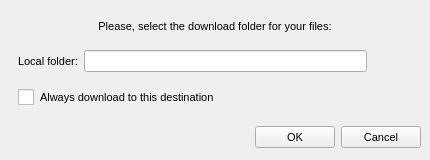
The window that Source/MEGASync/gui/linux/DownloadFromMegaDialog.ui (meganz/MEGAsync) describes before a commit, drawn with Qt 5.
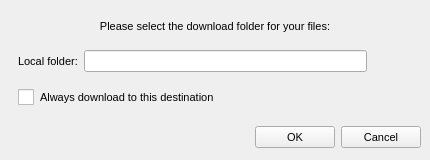
The same window after the commit. Icons and pictures are not drawn.

Patch:
```diff
--- a/Source/MEGASync/gui/linux/DownloadFromMegaDialog.ui
+++ b/Source/MEGASync/gui/linux/DownloadFromMegaDialog.ui
@@ -74,7 +74,7 @@
       </size>
      </property>
      <property name="text">
-      <string>Please, select the download folder for your files:</string>
+      <string>Please select the download folder for your files:</string>
      </property>
      <property name="alignment">
       <set>Qt::AlignBottom|Qt::AlignHCenter</set>
```
